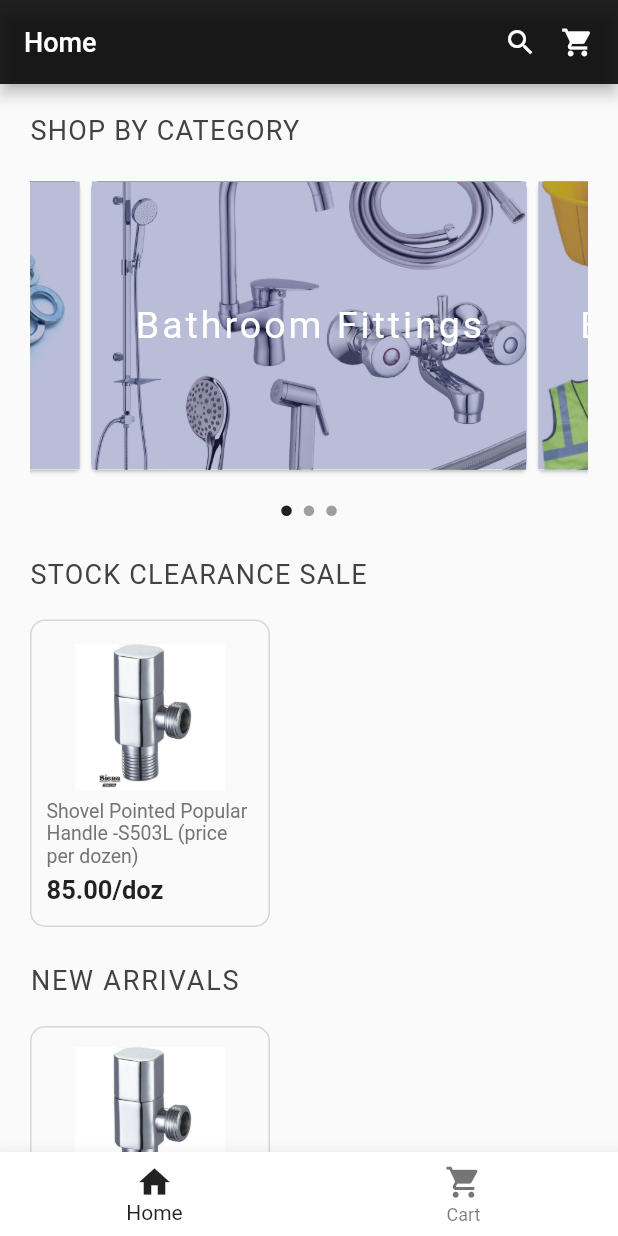
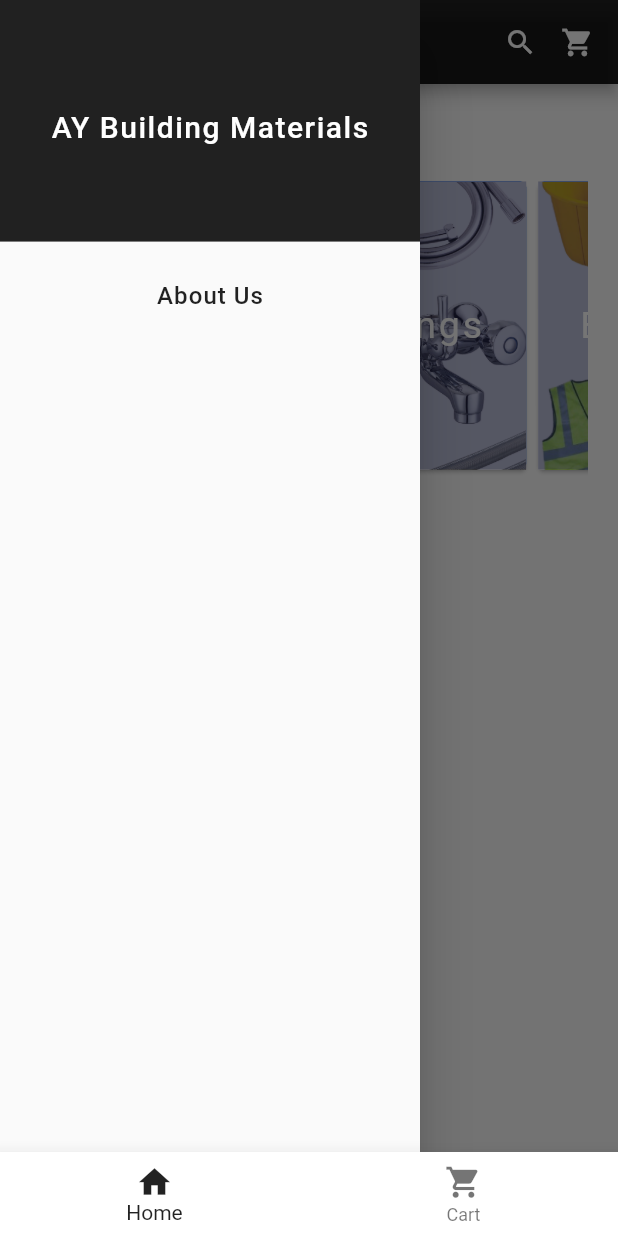
Before and after one commit to priyamshah112/b2c-ecommerce-app, a Flutter app: the screen it shows after launch, with the side drawer open (before the commit the screen has no drawer), on a phone screen of 412 x 824 dp. Run offline on Flutter 3.47's test engine with Material 2 defaults, Android fonts, the phone set to English and light mode, and no system bars; drawn by our look-alikes of carousel_slider; our stand-ins replace page_indicator; missing offline and left inert: flutter_open_whatsapp.

Commit message:
About Us and drawer added

```diff
--- a/lib/home.dart
+++ b/lib/home.dart
@@ -1,4 +1,5 @@
 import 'dart:ui';
+import 'package:building_materials_app/aboutus.dart';
 import 'package:building_materials_app/actualproduct.dart';
 import 'package:building_materials_app/addtocart.dart';
 import 'package:building_materials_app/category.dart';
@@ -75,6 +76,52 @@ class _HomePageState extends State<HomePage> {
           //Icon(Icons.more_vert),
         ],
         backgroundColor: Colors.black87,
+      ),
+      drawer: Container(
+        width: 280,
+        child: Drawer(
+          child: ListView(
+            // Important: Remove any padding from the ListView.
+            padding: EdgeInsets.zero,
+            children: <Widget>[
+              DrawerHeader(
+                child: Center(
+                  child: Expanded(
+                    child: Text(
+                      'AY Building Materials',
+                      style: TextStyle(
+                        fontSize: 20,
+                        color: Colors.white,
+                        letterSpacing: 1.0,
+                      ),
+                    ),
+                  ),
+                ),
+                decoration: BoxDecoration(
+                  color: Colors.black87,
+                ),
+              ),
+              ListTile(
+                title: Center(
+                  child: Text(
+                    'About Us',
+                    style: TextStyle(
+                      fontSize: 16,
+                      color: Colors.black87,
+                      letterSpacing: 0.7,
+                    ),
+                  ),
+                ),
+                onTap: () {
+                  Navigator.push(
+                    context,
+                    MaterialPageRoute(builder: (context) => AboutUsPage()),
+                  );
+                },
+              ),
+            ],
+          ),
+        ),
       ),
       body: Padding(
         padding: EdgeInsets.fromLTRB(20,20,20,0),
```
Also changed, not shown: lib/aboutus.dart (added, +146 -0 lines), assets/images/call.png (added), assets/images/catalonia.png (added), assets/images/macoma.png (added), assets/images/musutang.png (added), assets/images/siena.png (added), assets/images/whatsapplogo.png (added).
